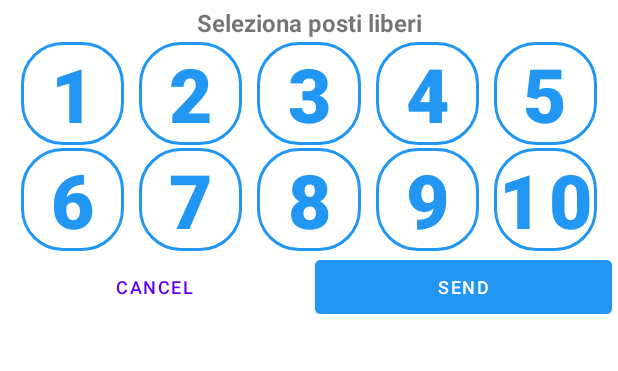
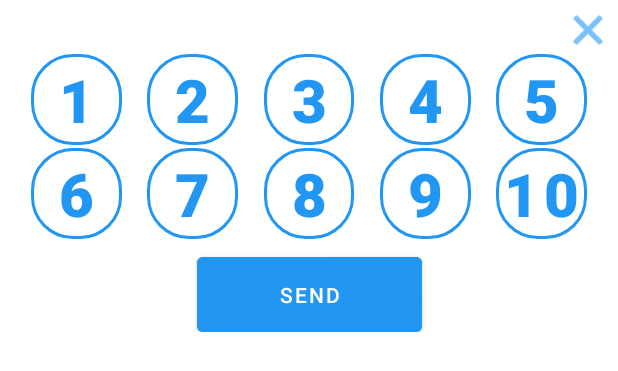
Before and after one commit to yesnoj/PokerTimerAndroid, an Android app built with Jetpack Compose: the layout dialog_player_selection.xml on its own in the app's theme, with its tools: preview values and no code run, on a phone screen of 412 x 824 dp. Shown: the top 371 px of the screen. Run offline under Robolectric (Android 15) with nearby library versions, the phone set to English and light mode, and no system bars.

Commit message:
fixed table layout

```diff
--- a/app/src/main/res/layout/dialog_player_selection.xml
+++ b/app/src/main/res/layout/dialog_player_selection.xml
@@ -8,28 +8,26 @@
     android:layout_height="wrap_content"
     android:padding="4dp">
 
-    <TextView
-        android:id="@+id/dialogTitle"
-        android:layout_width="match_parent"
-        android:layout_height="wrap_content"
-        android:text="Seleziona posti liberi"
-        android:textSize="16sp"
-        android:textStyle="bold"
-        android:gravity="center"
-        android:layout_marginBottom="2dp"
-        app:layout_constraintTop_toTopOf="parent"
-        app:layout_constraintStart_toStartOf="parent"
-        app:layout_constraintEnd_toEndOf="parent" />
+    <!-- Bottone X per chiudere -->
+    <ImageButton
+        android:id="@+id/closeButton"
+        android:layout_width="32dp"
+        android:layout_height="32dp"
+        android:background="?attr/selectableItemBackgroundBorderless"
+        android:contentDescription="Chiudi"
+        android:src="@android:drawable/ic_menu_close_clear_cancel"
+        android:tint="@color/primary_color"
+        app:layout_constraintEnd_toEndOf="parent"
+        app:layout_constraintTop_toTopOf="parent" />
 
     <!-- Container per i bottoni dei giocatori organizzati in due file -->
     <androidx.constraintlayout.widget.ConstraintLayout
         android:id="@+id/buttonsContainer"
         android:layout_width="match_parent"
         android:layout_height="wrap_content"
-        android:layout_marginTop="2dp"
-        app:layout_constraintTop_toBottomOf="@id/dialogTitle"
+        app:layout_constraintEnd_toEndOf="parent"
         app:layout_constraintStart_toStartOf="parent"
-        app:layout_constraintEnd_toEndOf="parent">
+        app:layout_constraintTop_toBottomOf="@id/closeButton">
 
         <!-- Prima fila di bottoni (1-5) -->
         <Button
@@ -37,21 +35,25 @@
             style="@style/PlayerCircleButton"
             android:layout_width="0dp"
             android:layout_height="0dp"
-            android:text="1"
-            android:textColor="@color/selector_player_button_text"
-            android:textSize="50sp"
-            android:textStyle="bold"
-            android:padding="0dp"
+            android:autoSizeMaxTextSize="40sp"
+            android:autoSizeMinTextSize="12sp"
+            android:autoSizeStepGranularity="1sp"
+            android:autoSizeTextType="uniform"
             android:insetTop="0dp"
             android:insetBottom="0dp"
             android:minWidth="0dp"
             android:minHeight="0dp"
+            android:padding="0dp"
+            android:text="1"
+            android:textColor="@color/selector_player_button_text"
+            android:textSize="0sp"
+            android:textStyle="bold"
             app:backgroundTint="@color/bg_player_button_color"
-            app:layout_constraintWidth_percent="0.17"
             app:layout_constraintDimensionRatio="1:1"
+            app:layout_constraintEnd_toStartOf="@id/playerButton2"
+            app:layout_constraintStart_toStartOf="parent"
             app:layout_constraintTop_toTopOf="parent"
-            app:layout_constraintStart_toStartOf="parent"
-            app:layout_constraintEnd_toStartOf="@id/playerButton2"
+            app:layout_constraintWidth_percent="0.15"
             app:strokeColor="@color/player_button_stroke_color"
             app:strokeWidth="2dp" />
 
@@ -60,21 +62,25 @@
             style="@style/PlayerCircleButton"
             android:layout_width="0dp"
             android:layout_height="0dp"
-            android:text="2"
-            android:textColor="@color/selector_player_button_text"
-            android:textSize="50sp"
-            android:textStyle="bold"
-            android:padding="0dp"
+            android:autoSizeMaxTextSize="40sp"
+            android:autoSizeMinTextSize="12sp"
+            android:autoSizeStepGranularity="1sp"
+            android:autoSizeTextType="uniform"
             android:insetTop="0dp"
             android:insetBottom="0dp"
             android:minWidth="0dp"
             android:minHeight="0dp"
+            android:padding="0dp"
+            android:text="2"
+            android:textColor="@color/selector_player_button_text"
+            android:textSize="0sp"
+            android:textStyle="bold"
             app:backgroundTint="@color/bg_player_button_color"
-            app:layout_constraintWidth_percent="0.17"
             app:layout_constraintDimensionRatio="1:1"
+            app:layout_constraintEnd_toStartOf="@id/playerButton3"
+            app:layout_constraintStart_toEndOf="@id/playerButton1"
             app:layout_constraintTop_toTopOf="parent"
-            app:layout_constraintStart_toEndOf="@id/playerButton1"
-            app:layout_constraintEnd_toStartOf="@id/playerButton3"
+            app:layout_constraintWidth_percent="0.15"
             app:strokeColor="@color/player_button_stroke_color"
             app:strokeWidth="2dp" />
 
@@ -83,21 +89,25 @@
             style="@style/PlayerCircleButton"
             android:layout_width="0dp"
             android:layout_height="0dp"
-            android:text="3"
-            android:textColor="@color/selector_player_button_text"
-            android:textSize="50sp"
-            android:textStyle="bold"
-            android:padding="0dp"
+            android:autoSizeMaxTextSize="40sp"
+            android:autoSizeMinTextSize="12sp"
+            android:autoSizeStepGranularity="1sp"
+            android:autoSizeTextType="uniform"
             android:insetTop="0dp"
             android:insetBottom="0dp"
             android:minWidth="0dp"
             android:minHeight="0dp"
+            android:padding="0dp"
+            android:text="3"
+            android:textColor="@color/selector_player_button_text"
+            android:textSize="0sp"
+            android:textStyle="bold"
             app:backgroundTint="@color/bg_player_button_color"
-            app:layout_constraintWidth_percent="0.17"
             app:layout_constraintDimensionRatio="1:1"
+            app:layout_constraintEnd_toStartOf="@id/playerButton4"
+            app:layout_constraintStart_toEndOf="@id/playerButton2"
             app:layout_constraintTop_toTopOf="parent"
-            app:layout_constraintStart_toEndOf="@id/playerButton2"
-            app:layout_constraintEnd_toStartOf="@id/playerButton4"
+            app:layout_constraintWidth_percent="0.15"
             app:strokeColor="@color/player_button_stroke_color"
             app:strokeWidth="2dp" />
 
@@ -106,21 +116,25 @@
             style="@style/PlayerCircleButton"
             android:layout_width="0dp"
             android:layout_height="0dp"
-            android:text="4"
-            android:textColor="@color/selector_player_button_text"
-            android:textSize="50sp"
-            android:textStyle="bold"
-            android:padding="0dp"
+            android:autoSizeMaxTextSize="40sp"
+            android:autoSizeMinTextSize="12sp"
+            android:autoSizeStepGranularity="1sp"
+            android:autoSizeTextType="uniform"
             android:insetTop="0dp"
             android:insetBottom="0dp"
             android:minWidth="0dp"
             android:minHeight="0dp"
+            android:padding="0dp"
+            android:text="4"
+            android:textColor="@color/selector_player_button_text"
+            android:textSize="0sp"
+            android:textStyle="bold"
             app:backgroundTint="@color/bg_player_button_color"
-            app:layout_constraintWidth_percent="0.17"
             app:layout_constraintDimensionRatio="1:1"
+            app:layout_constraintEnd_toStartOf="@id/playerButton5"
+            app:layout_constraintStart_toEndOf="@id/playerButton3"
             app:layout_constraintTop_toTopOf="parent"
-            app:layout_constraintStart_toEndOf="@id/playerButton3"
-            app:layout_constraintEnd_toStartOf="@id/playerButton5"
+            app:layout_constraintWidth_percent="0.15"
             app:strokeColor="@color/player_button_stroke_color"
             app:strokeWidth="2dp" />
 
@@ -129,21 +143,25 @@
             style="@style/PlayerCircleButton"
             android:layout_width="0dp"
             android:layout_height="0dp"
-            android:text="5"
-            android:textColor="@color/selector_player_button_text"
-            android:textSize="50sp"
-            android:textStyle="bold"
-            android:padding="0dp"
+            android:autoSizeMaxTextSize="40sp"
+            android:autoSizeMinTextSize="12sp"
+            android:autoSizeStepGranularity="1sp"
+            android:autoSizeTextType="uniform"
             android:insetTop="0dp"
             android:insetBottom="0dp"
             android:minWidth="0dp"
             android:minHeight="0dp"
+            android:padding="0dp"
+            android:text="5"
+            android:textColor="@color/selector_player_button_text"
+            android:textSize="0sp"
+            android:textStyle="bold"
             app:backgroundTint="@color/bg_player_button_color"
-            app:layout_constraintWidth_percent="0.17"
             app:layout_constraintDimensionRatio="1:1"
+            app:layout_constraintEnd_toEndOf="parent"
+            app:layout_constraintStart_toEndOf="@id/playerButton4"
             app:layout_constraintTop_toTopOf="parent"
-            app:layout_constraintStart_toEndOf="@id/playerButton4"
-            app:layout_constraintEnd_toEndOf="parent"
+            app:layout_constraintWidth_percent="0.15"
             app:strokeColor="@color/player_button_stroke_color"
             app:strokeWidth="2dp" />
 
@@ -153,22 +171,26 @@
             style="@style/PlayerCircleButton"
             android:layout_width="0dp"
             android:layout_height="0dp"
-            android:text="6"
-            android:textColor="@color/selector_player_button_text"
-            android:textSize="50sp"
-            android:textStyle="bold"
-            android:padding="0dp"
+            android:layout_marginTop="2dp"
+            android:autoSizeMaxTextSize="40sp"
+            android:autoSizeMinTextSize="12sp"
+            android:autoSizeStepGranularity="1sp"
+            android:autoSizeTextType="uniform"
             android:insetTop="0dp"
             android:insetBottom="0dp"
             android:minWidth="0dp"
             android:minHeight="0dp"
-            android:layout_marginTop="2dp"
+            android:padding="0dp"
+            android:text="6"
+            android:textColor="@color/selector_player_button_text"
+            android:textSize="0sp"
+            android:textStyle="bold"
             app:backgroundTint="@color/bg_player_button_color"
-            app:layout_constraintWidth_percent="0.17"
             app:layout_constraintDimensionRatio="1:1"
+            app:layout_constraintEnd_toStartOf="@id/playerButton7"
+            app:layout_constraintStart_toStartOf="parent"
             app:layout_constraintTop_toBottomOf="@id/playerButton1"
-            app:layout_constraintStart_toStartOf="parent"
-            app:layout_constraintEnd_toStartOf="@id/playerButton7"
+            app:layout_constraintWidth_percent="0.15"
             app:strokeColor="@color/player_button_stroke_color"
             app:strokeWidth="2dp" />
 
@@ -177,22 +199,26 @@
             style="@style/PlayerCircleButton"
             android:layout_width="0dp"
             android:layout_height="0dp"
-            android:text="7"
-            android:textColor="@color/selector_player_button_text"
-            android:textSize="50sp"
-            android:textStyle="bold"
-            android:padding="0dp"
+            android:layout_marginTop="2dp"
+            android:autoSizeMaxTextSize="40sp"
+            android:autoSizeMinTextSize="12sp"
+            android:autoSizeStepGranularity="1sp"
+            android:autoSizeTextType="uniform"
             android:insetTop="0dp"
             android:insetBottom="0dp"
             android:minWidth="0dp"
             android:minHeight="0dp"
-            android:layout_marginTop="2dp"
+            android:padding="0dp"
+            android:text="7"
+            android:textColor="@color/selector_player_button_text"
+            android:textSize="0sp"
+            android:textStyle="bold"
             app:backgroundTint="@color/bg_player_button_color"
-            app:layout_constraintWidth_percent="0.17"
             app:layout_constraintDimensionRatio="1:1"
+            app:layout_constraintEnd_toStartOf="@id/playerButton8"
+            app:layout_constraintStart_toEndOf="@id/playerButton6"
             app:layout_constraintTop_toBottomOf="@id/playerButton2"
-            app:layout_constraintStart_toEndOf="@id/playerButton6"
-            app:layout_constraintEnd_toStartOf="@id/playerButton8"
+            app:layout_constraintWidth_percent="0.15"
             app:strokeColor="@color/player_button_stroke_color"
             app:strokeWidth="2dp" />
 
@@ -201,22 +227,26 @@
             style="@style/PlayerCircleButton"
             android:layout_width="0dp"
             android:layout_height="0dp"
-            android:text="8"
-            android:textColor="@color/selector_player_button_text"
-            android:textSize="50sp"
-            android:textStyle="bold"
-            android:padding="0dp"
+            android:layout_marginTop="2dp"
+            android:autoSizeMaxTextSize="40sp"
+            android:autoSizeMinTextSize="12sp"
+            android:autoSizeStepGranularity="1sp"
+            android:autoSizeTextType="uniform"
             android:insetTop="0dp"
             android:insetBottom="0dp"
             android:minWidth="0dp"
             android:minHeight="0dp"
-            android:layout_marginTop="2dp"
+            android:padding="0dp"
+            android:text="8"
+            android:textColor="@color/selector_player_button_text"
+            android:textSize="0sp"
+            android:textStyle="bold"
             app:backgroundTint="@color/bg_player_button_color"
-            app:layout_constraintWidth_percent="0.17"
             app:layout_constraintDimensionRatio="1:1"
+            app:layout_constraintEnd_toStartOf="@id/playerButton9"
+            app:layout_constraintStart_toEndOf="@id/playerButton7"
             app:layout_constraintTop_toBottomOf="@id/playerButton3"
-            app:layout_constraintStart_toEndOf="@id/playerButton7"
-            app:layout_constraintEnd_toStartOf="@id/playerButton9"
+            app:layout_constraintWidth_percent="0.15"
             app:strokeColor="@color/player_button_stroke_color"
             app:strokeWidth="2dp" />
 
@@ -225,22 +255,26 @@
             style="@style/PlayerCircleButton"
             android:layout_width="0dp"
             android:layout_height="0dp"
-            android:text="9"
-            android:textColor="@color/selector_player_button_text"
-            android:textSize="50sp"
-            android:textStyle="bold"
-            android:padding="0dp"
+            android:layout_marginTop="2dp"
+            android:autoSizeMaxTextSize="40sp"
+            android:autoSizeMinTextSize="12sp"
+            android:autoSizeStepGranularity="1sp"
+            android:autoSizeTextType="uniform"
             android:insetTop="0dp"
             android:insetBottom="0dp"
             android:minWidth="0dp"
             android:minHeight="0dp"
-            android:layout_marginTop="2dp"
+            android:padding="0dp"
+            android:text="9"
+            android:textColor="@color/selector_player_button_text"
+            android:textSize="0sp"
+            android:textStyle="bold"
             app:backgroundTint="@color/bg_player_button_color"
-            app:layout_constraintWidth_percent="0.17"
             app:layout_constraintDimensionRatio="1:1"
+            app:layout_constraintEnd_toStartOf="@id/playerButton10"
+            app:layout_constraintStart_toEndOf="@id/playerButton8"
             app:layout_constraintTop_toBottomOf="@id/playerButton4"
-            app:layout_constraintStart_toEndOf="@id/playerButton8"
-            app:layout_constraintEnd_toStartOf="@id/playerButton10"
+            app:layout_constraintWidth_percent="0.15"
             app:strokeColor="@color/player_button_stroke_color"
             app:strokeWidth="2dp" />
 
@@ -249,60 +283,46 @@
             style="@style/PlayerCircleButton"
             android:layout_width="0dp"
             android:layout_height="0dp"
-            android:text="10"
-            android:textColor="@color/selector_player_button_text"
-            android:textSize="50sp"
-            android:textStyle="bold"
-            android:padding="0dp"
+            android:layout_marginTop="2dp"
+            android:autoSizeMaxTextSize="40sp"
+            android:autoSizeMinTextSize="12sp"
+            android:autoSizeStepGranularity="1sp"
+            android:autoSizeTextType="uniform"
             android:insetTop="0dp"
             android:insetBottom="0dp"
             android:minWidth="0dp"
             android:minHeight="0dp"
-            android:layout_marginTop="2dp"
+            android:padding="0dp"
+            android:text="10"
+            android:textColor="@color/selector_player_button_text"
+            android:textSize="0sp"
+            android:textStyle="bold"
             app:backgroundTint="@color/bg_player_button_color"
-            app:layout_constraintWidth_percent="0.17"
             app:layout_constraintDimensionRatio="1:1"
+            app:layout_constraintEnd_toEndOf="parent"
+            app:layout_constraintStart_toEndOf="@id/playerButton9"
             app:layout_constraintTop_toBottomOf="@id/playerButton5"
-            app:layout_constraintStart_toEndOf="@id/playerButton9"
-            app:layout_constraintEnd_toEndOf="parent"
+            app:layout_constraintWidth_percent="0.15"
             app:strokeColor="@color/player_button_stroke_color"
             app:strokeWidth="2dp" />
     </androidx.constraintlayout.widget.ConstraintLayout>
 
-    <!-- Bottoni azione -->
-    <LinearLayout
-        android:id="@+id/actionButtonsContainer"
-        android:layout_width="match_parent"
-        android:layout_height="wrap_content"
-        android:orientation="horizontal"
-        android:layout_marginTop="6dp"
+    <!-- Solo pulsante SEND centrato -->
+    <Button
+        android:id="@+id/sendButton"
+        android:layout_width="150dp"
+        android:layout_height="50dp"
+        android:text="SEND"
+        android:textSize="14sp"
+        android:layout_marginTop="12dp"
+        android:insetTop="0dp"
+        android:insetBottom="0dp"
+        android:backgroundTint="@color/primary_color"
         app:layout_constraintTop_toBottomOf="@id/buttonsContainer"
         app:layout_constraintStart_toStartOf="parent"
         app:layout_constraintEnd_toEndOf="parent"
-        app:layout_constraintBottom_toBottomOf="parent">
+        app:layout_constraintBottom_toBottomOf="parent" />
 
-        <Button
-            android:id="@+id/cancelButton"
-            android:layout_width="0dp"
-            android:layout_height="36dp"
-            android:layout_weight="1"
-            android:text="CANCEL"
-            android:textSize="12sp"
-            android:layout_marginEnd="4dp"
-            android:insetTop="0dp"
-            android:insetBottom="0dp"
-            style="@style/Widget.MaterialComponents.Button.TextButton" />
+    <!-- Rimuoviamo completamente il pulsante CANCEL e il LinearLayout -->
 
-        <Button
-            android:id="@+id/sendButton"
-            android:layout_width="0dp"
-            android:layout_height="36dp"
-            android:layout_weight="1"
-            android:text="SEND"
-            android:textSize="12sp"
-            android:layout_marginStart="4dp"
-            android:insetTop="0dp"
-            android:insetBottom="0dp"
-            android:backgroundTint="@color/primary_color" />
-    </LinearLayout>
 </androidx.constraintlayout.widget.ConstraintLayout>
```
Also changed, not shown: app/src/main/java/com/example/pokertimer/DashboardActivity.kt (+3 -5 lines), app/src/main/java/com/example/pokertimer/MainActivity.kt (+4 -3 lines), app/src/main/res/drawable/bg_player_button_selected.xml (deleted, +0 -8 lines), app/src/main/res/layout/activity_main_portrait.xml (deleted, +0 -108 lines), app/src/main/res/drawable/ic_poker_table.png (deleted).
